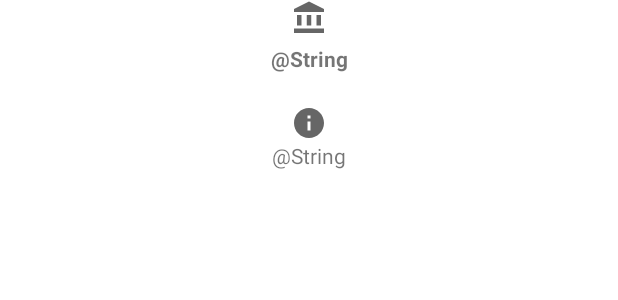
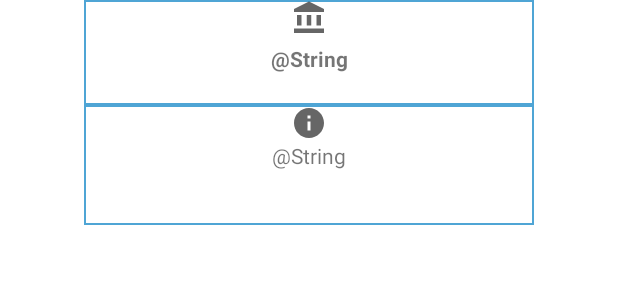
Before and after one commit to 2021OSS/NoMoreOverpriced, an Android app: the layout activity_custom_info_window.xml on its own in the app's theme, with its tools: preview values and no code run, on a phone screen of 412 x 824 dp. Shown: the top 300 px of the screen. Run offline under Robolectric (Android 15) with nearby library versions, the phone set to English and light mode, and no system bars.

Commit message:
add edge

```diff
--- /dev/null
+++ b/app/src/main/res/drawable/back.xml
@@ -0,0 +1,5 @@
+<?xml version="1.0" encoding="utf-8"?>
+<shape xmlns:android="http://schemas.android.com/apk/res/android" android:shape="rectangle" >
+    <solid android:color="#ffffff" />
+    <stroke android:width="1dip" android:color="#4fa5d5"/>
+</shape>
--- a/app/src/main/res/layout/activity_custom_info_window.xml
+++ b/app/src/main/res/layout/activity_custom_info_window.xml
@@ -19,6 +19,7 @@
         android:gravity="center_horizontal"
         android:text="@string/pickup_here"
         android:textStyle="bold"
+        android:background="@drawable/back"
         app:drawableTopCompat="@drawable/ic_baseline_account_balance_24" />
 
     <TextView
@@ -27,6 +28,7 @@
         android:id="@+id/txtPickupSnippet"
         android:text="@string/optional"
         android:gravity="center_horizontal"
+        android:background="@drawable/back"
         app:drawableTopCompat="@drawable/ic_baseline_info_24"
         android:singleLine="false"
         />
```
